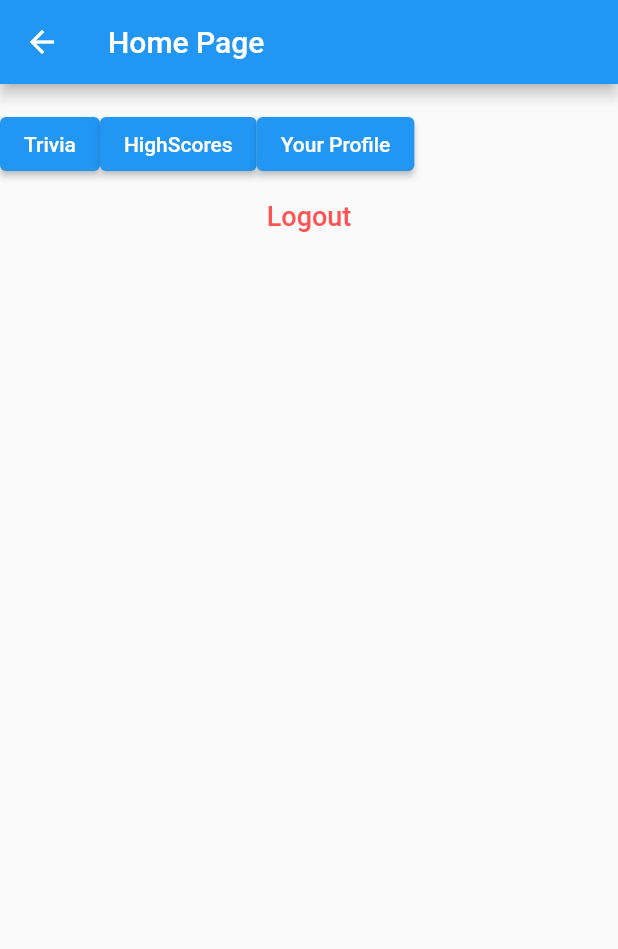
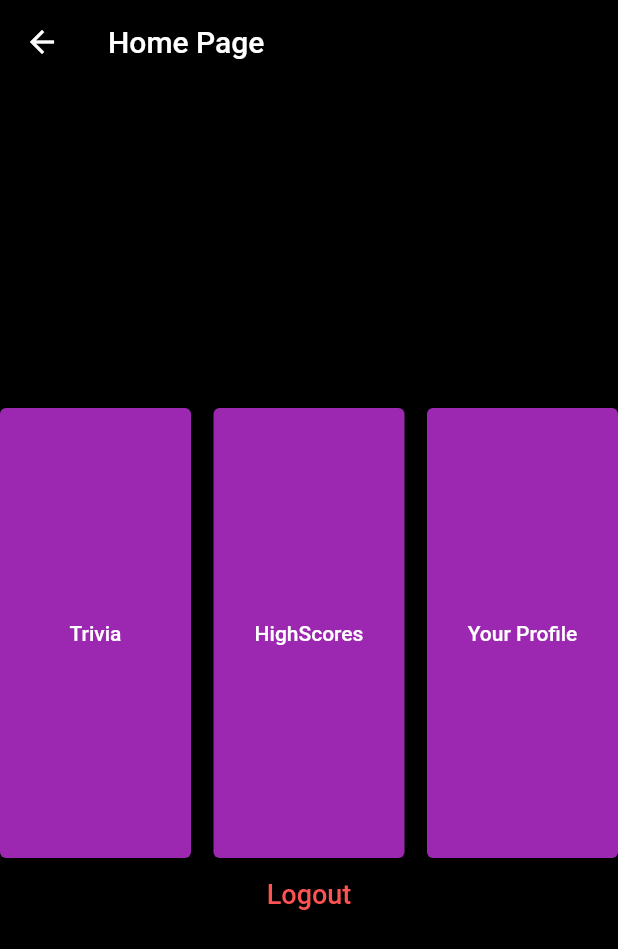
Before and after one commit to soulandbone/nba_trivia, a Flutter app: the HomePage screen opened directly, on a phone screen of 412 x 824 dp. Shown: the top 949 px of the screen. Run offline on Flutter 3.47's test engine with Material 2 defaults, Android fonts, the phone set to English and light mode, and no system bars; our stand-ins replace email_validator, firebase_auth; accounts and stored records are empty.

Commit message:
changes to themes

```diff
--- a/lib/main.dart
+++ b/lib/main.dart
@@ -27,8 +27,9 @@ class MyApp extends StatelessWidget {
       },
       title: 'NBA Trivia',
       theme: ThemeData(
-        primarySwatch: Colors.blue,
-      ),
+          //primaryColor: Colors.purple,
+          primarySwatch: Colors.purple,
+          scaffoldBackgroundColor: Colors.black),
       home: LandingPage(),
     );
   }
--- a/lib/screens/homepage.dart
+++ b/lib/screens/homepage.dart
@@ -29,6 +29,7 @@ class HomePage extends StatelessWidget {
   Widget build(BuildContext context) {
     return Scaffold(
       appBar: AppBar(
+        backgroundColor: Colors.black,
         title: Text('Home Page'),
       ),
       body: Center(
@@ -50,15 +51,48 @@ class HomePage extends StatelessWidget {
                     return Text('done');
                 }
               }),
+          SizedBox(
+            height: 200,
+          ),
           Row(
             children: [
-              ElevatedButton(
-                  onPressed: () {
-                    Navigator.of(context).pushReplacement(MaterialPageRoute(builder: (context) => GetJson()));
-                  },
-                  child: Text('Trivia')),
-              ElevatedButton(onPressed: () {}, child: Text('HighScores')),
-              ElevatedButton(onPressed: () {}, child: Text('Your Profile')),
+              Expanded(
+                flex: 1,
+                child: Container(
+                  height: 300,
+                  child: ElevatedButton(
+                      onPressed: () {
+                        Navigator.of(context).pushReplacement(MaterialPageRoute(builder: (context) => GetJson()));
+                      },
+                      child: Text('Trivia')),
+                ),
+              ),
+              SizedBox(
+                width: 15,
+              ),
+              Expanded(
+                flex: 1,
+                child: Container(
+                  height: 300,
+                  child: ElevatedButton(
+                    onPressed: () {},
+                    child: Text('HighScores'),
+                  ),
+                ),
+              ),
+              SizedBox(
+                width: 15,
+              ),
+              Expanded(
+                flex: 1,
+                child: Container(
+                  height: 300,
+                  child: ElevatedButton(
+                    onPressed: () {},
+                    child: Text('Your Profile'),
+                  ),
+                ),
+              ),
             ],
           ),
           TextButton(
--- a/lib/screens/trivia_page.dart
+++ b/lib/screens/trivia_page.dart
@@ -61,7 +61,7 @@ class _TriviaPageState extends State<TriviaPage> {
 
   @override
   Widget build(BuildContext context) {
-    String question = '2';
+    String question = '3';
 
     Function tapped(int index) {
       print('you have tapped $index');
```
